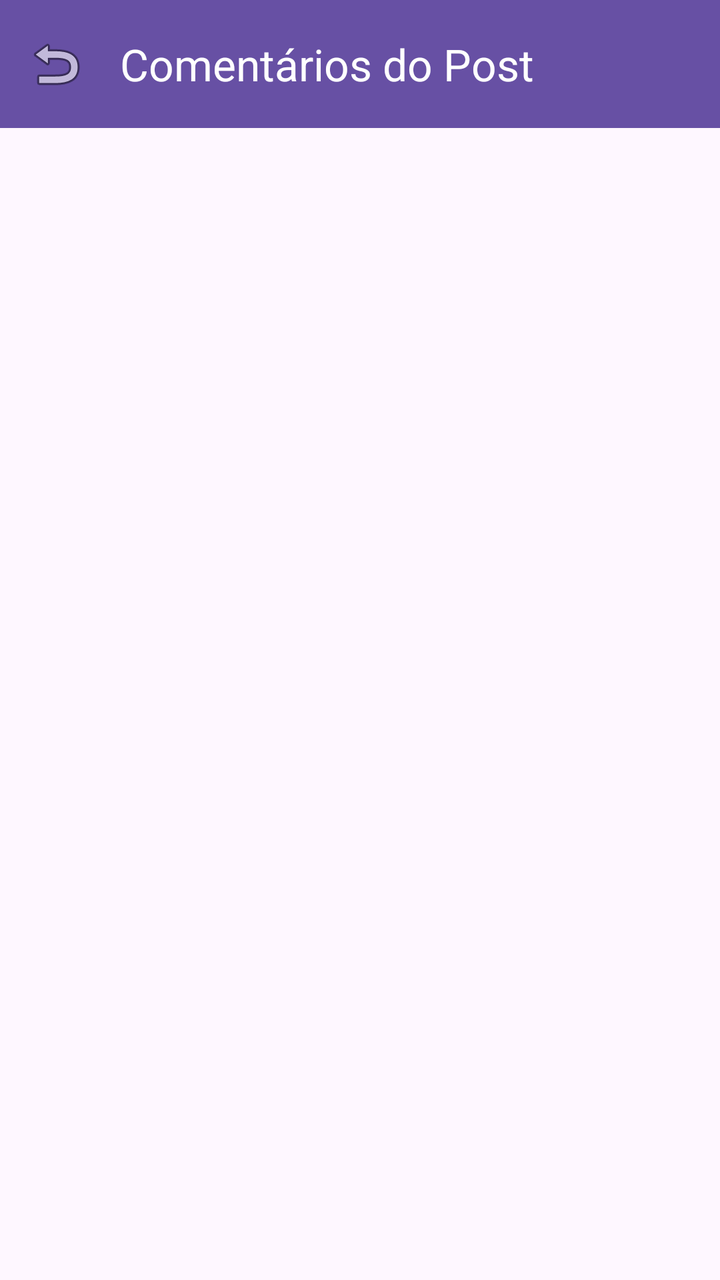
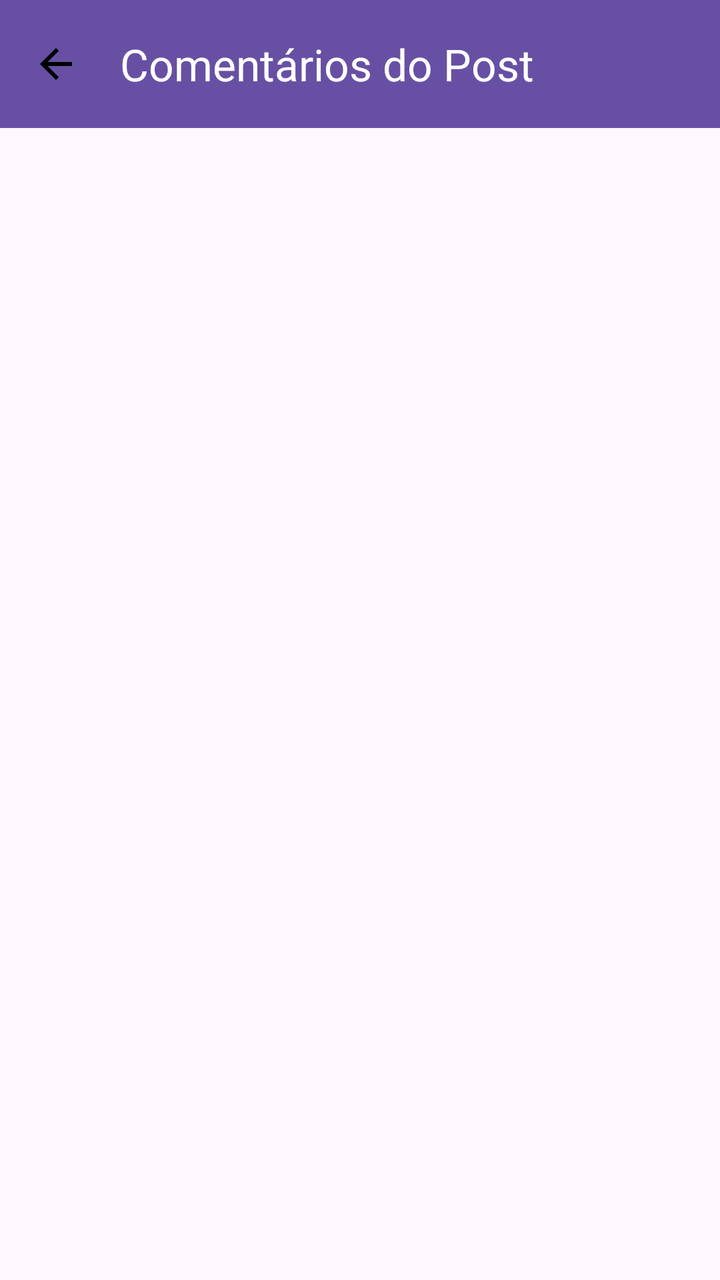

Compare the two renders of this Android layout. The source of the first and the diff that turns it into the second are given below.
<!-- AndroidManifest.xml: application theme Theme.RetroList -->
<!-- res/layout/activity_comment_list.xml -->
<?xml version="1.0" encoding="utf-8"?>
<androidx.constraintlayout.widget.ConstraintLayout
    xmlns:android="http://schemas.android.com/apk/res/android"
    xmlns:app="http://schemas.android.com/apk/res-auto"
    xmlns:tools="http://schemas.android.com/tools"
    android:id="@+id/comment_list_root"
    android:layout_width="match_parent"
    android:layout_height="match_parent"
    tools:context=".CommentListActivity">

    <com.google.android.material.appbar.MaterialToolbar
        android:id="@+id/toolbar"
        android:layout_width="0dp"
        android:layout_height="wrap_content"
        android:background="?attr/colorPrimary"
        android:theme="@style/ThemeOverlay.MaterialComponents.ActionBar"
        app:title="Comentários do Post"
        app:titleTextColor="@android:color/white"
        app:navigationIcon="@android:drawable/ic_menu_revert"
        app:layout_constraintTop_toTopOf="parent"
        app:layout_constraintStart_toStartOf="parent"
        app:layout_constraintEnd_toEndOf="parent" />

    <androidx.recyclerview.widget.RecyclerView
        android:id="@+id/recyclerComments"
        android:layout_width="0dp"
        android:layout_height="0dp"
        android:padding="8dp"
        android:clipToPadding="false"
        app:layout_constraintTop_toBottomOf="@id/toolbar"
        app:layout_constraintBottom_toBottomOf="parent"
        app:layout_constraintStart_toStartOf="parent"
        app:layout_constraintEnd_toEndOf="parent" />

    <ProgressBar
        android:id="@+id/progressBarComments"
        style="?android:attr/progressBarStyle"
        android:layout_width="wrap_content"
        android:layout_height="wrap_content"
        app:layout_constraintTop_toTopOf="parent"
        app:layout_constraintBottom_toBottomOf="parent"
        app:layout_constraintStart_toStartOf="parent"
        app:layout_constraintEnd_toEndOf="parent" />

</androidx.constraintlayout.widget.ConstraintLayout>
<!-- resources referenced by this layout -->
<resources>
  <style name="Theme.RetroList" parent="Base.Theme.RetroList" />
  <style name="Base.Theme.RetroList" parent="Theme.Material3.DayNight.NoActionBar">
          
          
      </style>
</resources>

<!-- the commit's change to res/layout/activity_comment_list.xml (unified diff, before → after) -->
@@ -16,10 +16,11 @@
         android:theme="@style/ThemeOverlay.MaterialComponents.ActionBar"
         app:title="Comentários do Post"
         app:titleTextColor="@android:color/white"
-        app:navigationIcon="@android:drawable/ic_menu_revert"
+        app:navigationIcon="@drawable/ic_arrow_back_24"
         app:layout_constraintTop_toTopOf="parent"
         app:layout_constraintStart_toStartOf="parent"
         app:layout_constraintEnd_toEndOf="parent" />
+
 
     <androidx.recyclerview.widget.RecyclerView
         android:id="@+id/recyclerComments"
<!-- resource entries referenced after the edit -->
@@ -1,5 +1,11 @@
 <!-- resources referenced by this layout -->
 <resources>
+  <!-- drawable ic_arrow_back_24 (drawable) -->
+  <vector xmlns:android="http://schemas.android.com/apk/res/android" android:autoMirrored="true" android:height="24dp" android:tint="#000000" android:viewportHeight="24" android:viewportWidth="24" android:width="24dp">
+        
+      <path android:fillColor="@android:color/white" android:pathData="M20,11H7.83l5.59,-5.59L12,4l-8,8 8,8 1.41,-1.41L7.83,13H20v-2z"/>
+      
+  </vector>
   <style name="Theme.RetroList" parent="Base.Theme.RetroList" />
   <style name="Base.Theme.RetroList" parent="Theme.Material3.DayNight.NoActionBar">
           
